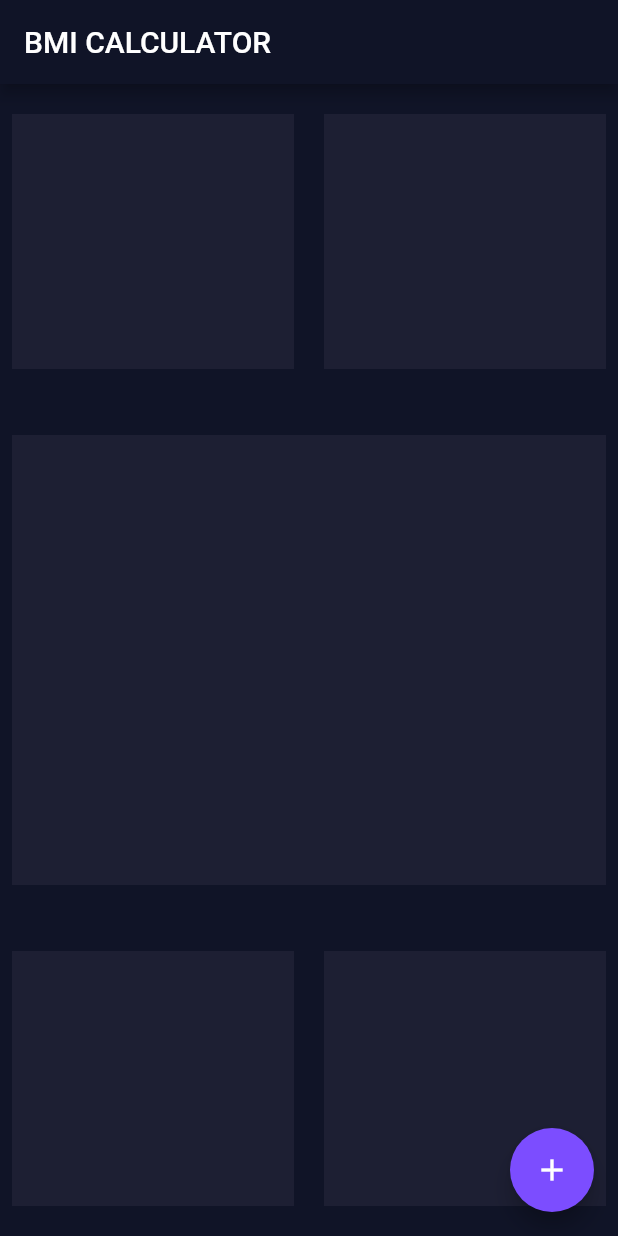
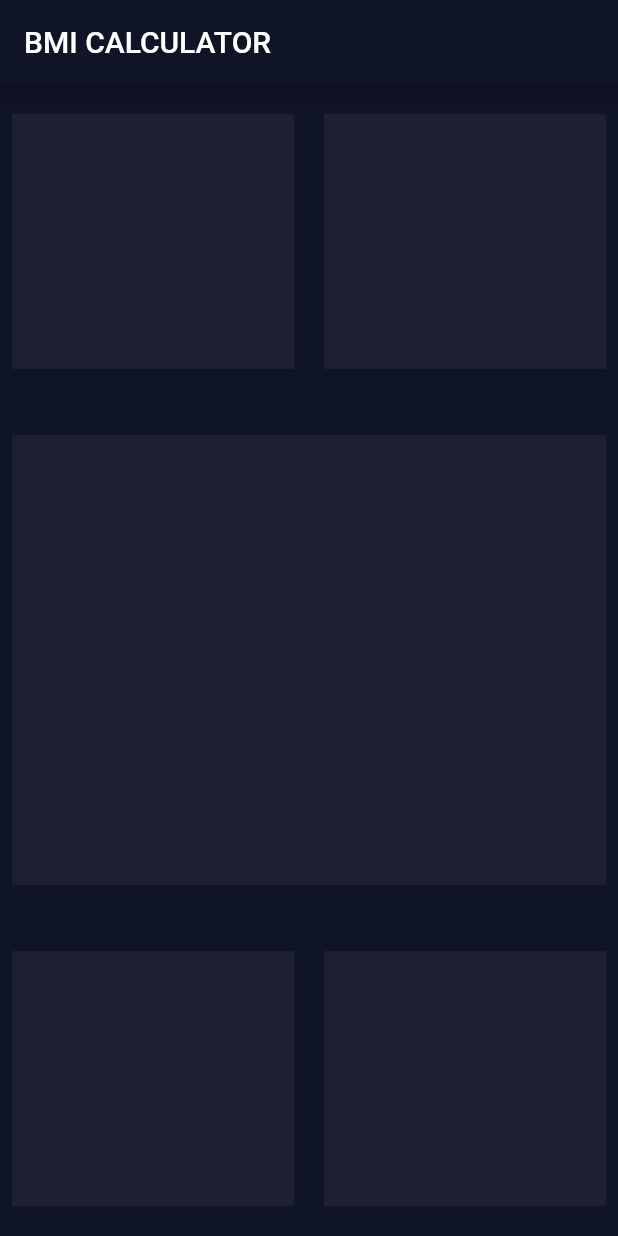
Before and after one commit to sachinNishalka/BMI-app, a Flutter app: the screen it shows after launch, on a phone screen of 412 x 824 dp. Run offline on Flutter 3.47's test engine with Material 2 defaults, Android fonts, the phone set to English and light mode, and no system bars.

Commit message:
removed the floating action button

```diff
--- a/lib/input_data.dart
+++ b/lib/input_data.dart
@@ -15,10 +15,8 @@ class _InputPageState extends State<InputPage> {
       body: Padding(
         padding: const EdgeInsets.all(8.0),
         child: Column(
-
           crossAxisAlignment: CrossAxisAlignment.stretch,
           mainAxisAlignment: MainAxisAlignment.spaceEvenly,
-
           children: [
             Row(
               mainAxisAlignment: MainAxisAlignment.spaceBetween,
@@ -49,21 +47,18 @@ class _InputPageState extends State<InputPage> {
               height: 300.0,
               width: double.infinity,
               color: Color(0xFF1D1F33),
-
             ),
             SizedBox(
               height: 20.0,
             ),
             Row(
               mainAxisAlignment: MainAxisAlignment.spaceEvenly,
-
               children: [
                 Expanded(
                   child: Container(
                     height: 170.0,
                     width: 200.0,
                     color: Color(0xFF1D1F33),
-
                   ),
                 ),
                 SizedBox(
@@ -81,13 +76,6 @@ class _InputPageState extends State<InputPage> {
           ],
         ),
       ),
-      floatingActionButton: Theme(
-        data: ThemeData(accentColor: Colors.deepPurpleAccent),
-        child: FloatingActionButton(
-          child: Icon(Icons.add),
-          onPressed: () {},
-        ),
-      ),
     );
   }
 }
```
